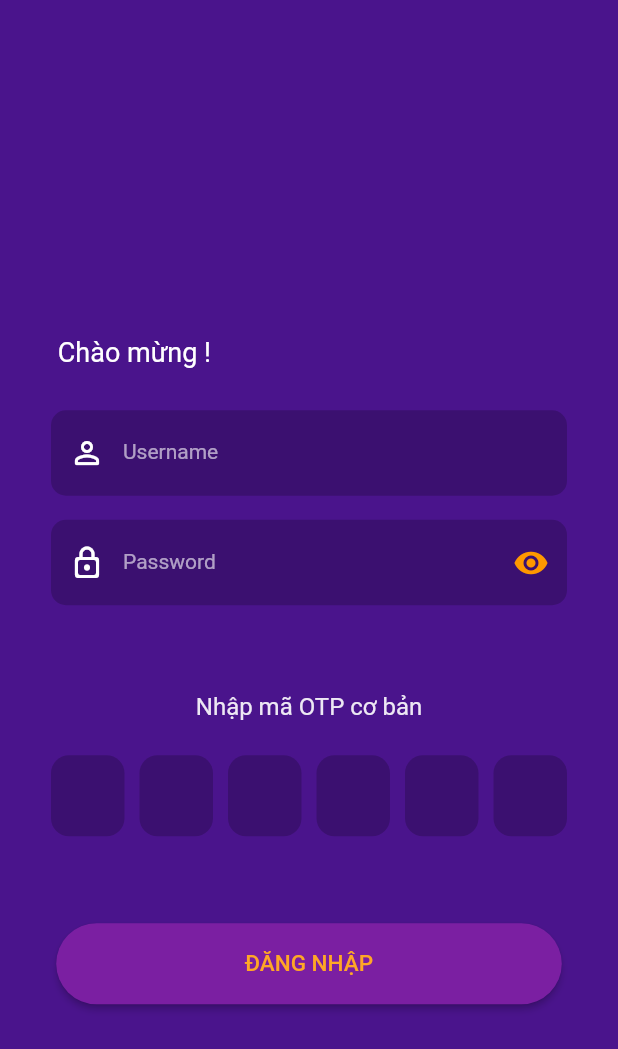
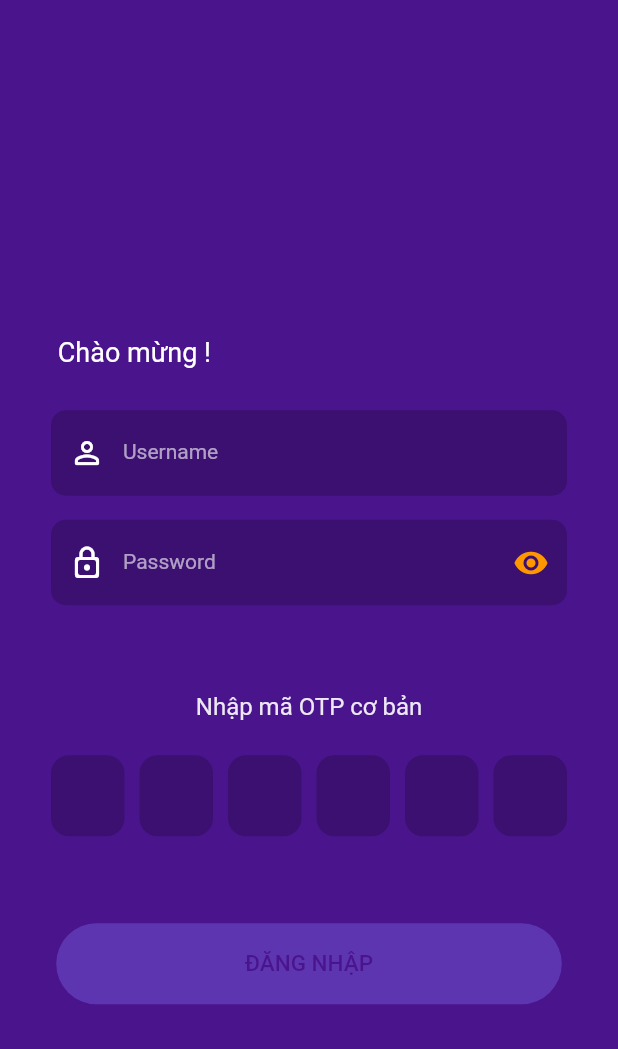
Before and after one commit to hnq-jan8/int_tp_app, a Flutter app: the screen it shows after launch, on a phone screen of 412 x 824 dp. Shown: the top 1049 px of the screen. Run offline on Flutter 3.47's test engine with Material 2 defaults, Android fonts, the phone set to English and light mode, and no system bars.

```diff
--- a/lib/login.dart
+++ b/lib/login.dart
@@ -22,28 +22,43 @@ class Login extends StatefulWidget {
 }
 
 class _LoginState extends State<Login> {
-  String username = '';
-  String password = '';
-  String otp = '';
+  var signInController = List.generate(2, (index) => TextEditingController());
 
   var otpController = List.generate(6, (index) => TextEditingController());
   var otpFocusNode = List.generate(6, (index) => FocusNode());
 
+  var buttonController = MaterialStatesController();
+
   bool _isObscure = true;
 
-  switchObscure({required isObscure}) {
+  switchObscure() {
     setState(() {
-      isObscure = !isObscure;
+      _isObscure = !_isObscure;
     });
   }
 
-  String updateOtp() {
-    return otp = otpController[0].text +
+  String getUsername() {
+    return signInController[0].text;
+  }
+
+  String getPassword() {
+    return signInController[1].text;
+  }
+
+  String getOTP() {
+    return otpController[0].text +
         otpController[1].text +
         otpController[2].text +
         otpController[3].text +
         otpController[4].text +
         otpController[5].text;
+  }
+
+  bool isSignInEnabled() {
+    return signInController[0].text.isNotEmpty &&
+        signInController[1].text.isNotEmpty &&
+        getOTP().length == 6 &&
+        !getOTP().contains(' ');
   }
 
   void _completeLogin() {
@@ -61,9 +76,10 @@ class _LoginState extends State<Login> {
           borderRadius: BorderRadius.circular(8),
         ),
         title: const Text('Thông báo', style: TextStyle(fontSize: 18)),
-        titlePadding: const EdgeInsets.only(top: 21, left: 25),
+        titlePadding: const EdgeInsets.only(top: 22, left: 22),
         content: const Text('Đăng nhập thất bại'),
-        contentPadding: const EdgeInsets.only(top: 17, left: 27),
+        contentPadding: const EdgeInsets.only(top: 16, left: 24.3),
+        actionsPadding: const EdgeInsets.only(top: 10, right: 7, bottom: 5),
         actions: [
           TextButton(
             onPressed: () => Navigator.pop(context),
@@ -80,6 +96,7 @@ class _LoginState extends State<Login> {
   @override
   void dispose() {
     for (var i = 0; i < 6; i++) {
+      if (i < 2) signInController[i].dispose();
       otpController[i].dispose();
       otpFocusNode[i].dispose();
     }
@@ -95,7 +112,7 @@ class _LoginState extends State<Login> {
         children: <Widget>[
           welcomeUserSignIn(),
           signInField(),
-          signInField(label: 'Password'),
+          signInField(_isObscure),
           twoStepAuthentication(),
           otpFields(context),
           signInButton(),
@@ -119,19 +136,41 @@ class _LoginState extends State<Login> {
     );
   }
 
-  Container signInField({label = 'Username'}) {
+  /// params: isObscure: true if password field
+  Container signInField([bool? isObscure]) {
+    bool isPasswordFields;
+    bool izObscure;
+    int index;
+
+    isObscure == null
+        ? {isPasswordFields = false, izObscure = false, index = 0}
+        : {isPasswordFields = true, izObscure = isObscure, index = 1};
+
+    List<String> labels = [
+      'Username',
+      'Password',
+    ];
+    var label = labels[index];
+
+    List<IconData> prefixIcons = [
+      Icons.person_outline_rounded,
+      Icons.lock_outline_rounded,
+    ];
+
+    List<IconData> visibility = [
+      Icons.visibility_off,
+      Icons.visibility,
+    ];
+
     return Container(
-      constraints: const BoxConstraints(
-        maxWidth: 360,
-      ),
+      constraints: const BoxConstraints(maxWidth: 360),
       padding: const EdgeInsets.all(8),
       child: TextField(
-        obscureText: label == 'Password' ? _isObscure : false,
-        onChanged: (value) =>
-            label != 'Password' ? username = value : password = value,
+        controller: signInController[index],
+        obscureText: izObscure,
         onTapOutside: (event) => FocusScope.of(context).unfocus(),
         cursorColor: Colors.orange,
-        textInputAction: label != 'Password' ? TextInputAction.next : null,
+        textInputAction: !isPasswordFields ? TextInputAction.next : null,
         style: const TextStyle(
           color: Colors.white,
           fontSize: 14,
@@ -160,21 +199,14 @@ class _LoginState extends State<Login> {
             ),
             borderRadius: BorderRadius.all(Radius.circular(10)),
           ),
-          prefixIcon: Icon(
-            label == 'Username'
-                ? Icons.person_outline_rounded
-                : Icons.lock_outline_rounded,
-            color: Colors.white,
-          ),
-          suffixIcon: label == 'Password'
+          prefixIcon: Icon(prefixIcons[index], color: Colors.white),
+          suffixIcon: isPasswordFields
               ? IconButton(
                   icon: Icon(
-                    !_isObscure ? Icons.visibility_off : Icons.visibility,
+                    !_isObscure ? visibility[0] : visibility[1],
                     color: Colors.orange,
                   ),
-                  onPressed: () {
-                    setState(() => _isObscure = !_isObscure);
-                  },
+                  onPressed: () => switchObscure(),
                 )
               : null,
         ),
@@ -230,7 +262,6 @@ class _LoginState extends State<Login> {
                 if (otpController[index].text == hiddenChar) {
                   otpController[index].clear();
                 }
-                updateOtp();
               },
               onChanged: (value) {
                 if (value.length == 6) {
@@ -238,7 +269,7 @@ class _LoginState extends State<Login> {
                     otpController[i].text = value[i];
                   }
                   FocusScope.of(context).unfocus();
-                } // when pasting OTP when and only when the OTP is 6 digits
+                } // pasting OTP when and only when the OTP is 6 digits
                 else {
                   if (value.isEmpty) {
                     if (index > 0) {
@@ -268,7 +299,6 @@ class _LoginState extends State<Login> {
                     }
                   }
                 }
-                updateOtp();
               },
               style: const TextStyle(
                 color: Colors.white,
@@ -313,16 +343,33 @@ class _LoginState extends State<Login> {
       ),
       margin: const EdgeInsets.only(top: 50, bottom: 80),
       child: ElevatedButton(
-        onPressed: () {
-          if (username == 'admin' && password == 'admin' && otp == '123456') {
-            _completeLogin();
-          } else {
-            _failLogin();
-          }
-        },
+        onPressed: isSignInEnabled()
+            ? () {
+                if (getUsername() == 'admin' &&
+                    getPassword() == 'admin' &&
+                    getOTP() == '123456') {
+                  _completeLogin();
+                } else {
+                  _failLogin();
+                }
+              }
+            : null,
         style: ButtonStyle(
-          backgroundColor: MaterialStatePropertyAll(Colors.purple[700]),
-          foregroundColor: MaterialStatePropertyAll(Colors.orange[400]),
+          backgroundColor: MaterialStateProperty.resolveWith<Color?>(
+            (Set<MaterialState> states) {
+              if (states.contains(MaterialState.disabled)) {
+                return Colors.deepPurple[600];
+              }
+              return Colors.purple[700];
+            },
+          ),
+          foregroundColor: MaterialStateProperty.resolveWith<Color?>(
+              (Set<MaterialState> states) {
+            if (states.contains(MaterialState.disabled)) {
+              return Colors.purple[900];
+            }
+            return Colors.orange[400];
+          }),
           shape: MaterialStatePropertyAll(
             RoundedRectangleBorder(
               borderRadius: BorderRadius.circular(50),
--- a/lib/main.dart
+++ b/lib/main.dart
@@ -1,6 +1,5 @@
 import 'package:flutter/material.dart';
 import './login.dart';
-import './home.dart';
 
 void main() => runApp(const MyApp());
 
```
Also changed, not shown: lib/features/cam.dart (added, +17 -0 lines), lib/features/lists.dart (added, +17 -0 lines), lib/features/maps.dart (added, +17 -0 lines), lib/features/notif.dart (added, +92 -0 lines), lib/home.dart (+120 -22 lines).
